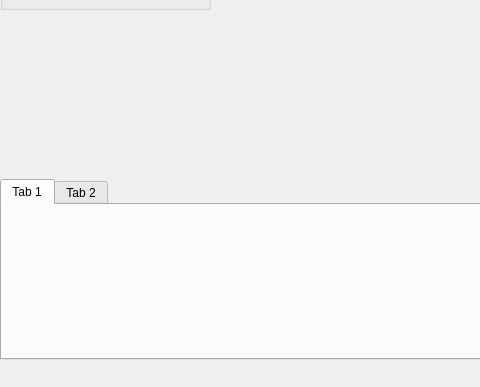
qingfengforum/ProtocolAnalyze, file ProtocolAnalyze/protocolanalyze.ui: the form before one commit; both pictures show x 0 to 480 and y 287 to 674 of the 799 by 674 pixel window.
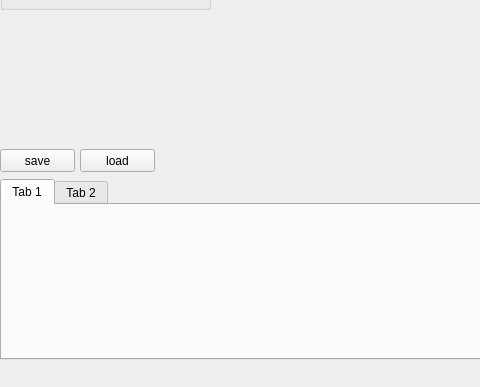
The form after the commit.

Commit message: - save button settings when generate buttons

Patch:
```diff
--- a/ProtocolAnalyze/protocolanalyze.ui
+++ b/ProtocolAnalyze/protocolanalyze.ui
@@ -180,6 +180,32 @@
      </attribute>
     </widget>
    </widget>
+   <widget class="QPushButton" name="pushBtn_saveBtnSettings">
+    <property name="geometry">
+     <rect>
+      <x>0</x>
+      <y>400</y>
+      <width>75</width>
+      <height>23</height>
+     </rect>
+    </property>
+    <property name="text">
+     <string>save</string>
+    </property>
+   </widget>
+   <widget class="QPushButton" name="pushBtn_loadBtnSettings">
+    <property name="geometry">
+     <rect>
+      <x>80</x>
+      <y>400</y>
+      <width>75</width>
+      <height>23</height>
+     </rect>
+    </property>
+    <property name="text">
+     <string>load</string>
+    </property>
+   </widget>
   </widget>
   <widget class="QMenuBar" name="menuBar">
    <property name="geometry">
```
The commit also changes 5 other files.
